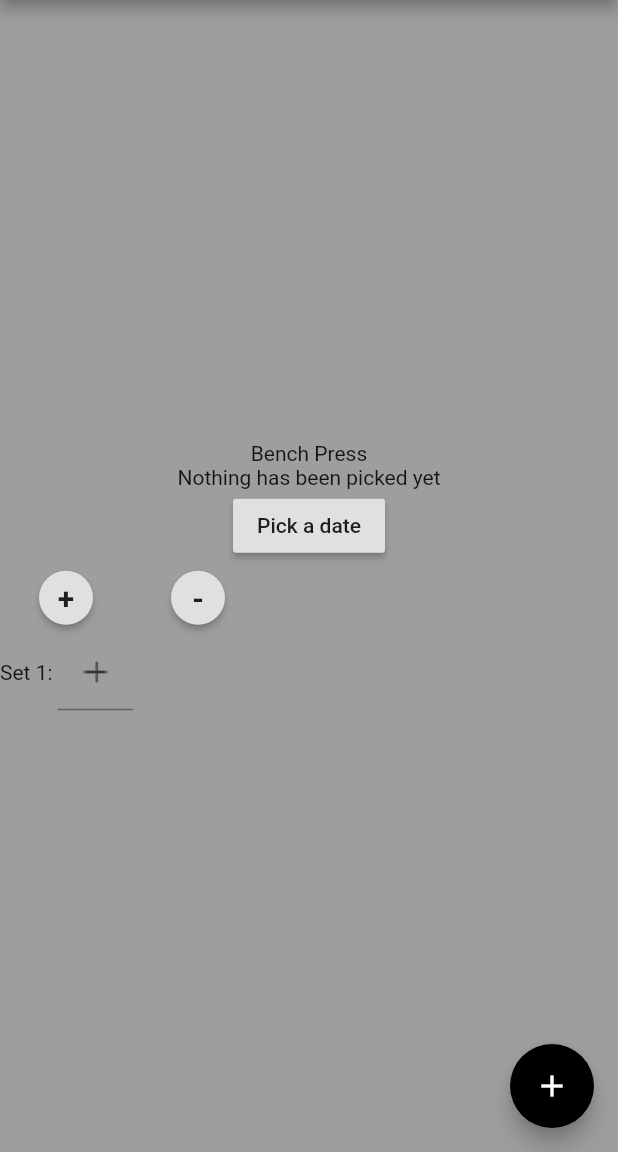
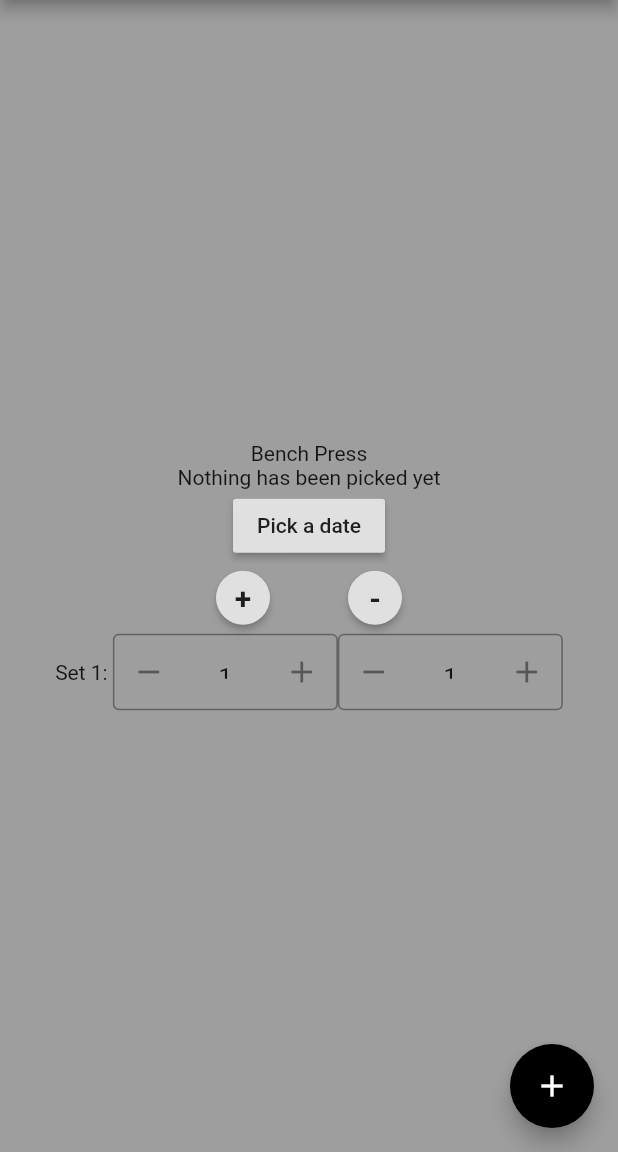
Before and after one commit to HichemChekir/ATHLETTO, a Flutter app: the screen it shows after launch, on a phone screen of 412 x 824 dp, the part 84-1236 px from its top. Run offline on Flutter 3.47's test engine with Material 2 defaults, Android fonts, the phone set to English and light mode, and no system bars; drawn by our look-alikes of flutter_spinbox; our stand-ins replace carousel_slider.

Commit message:
Added add workout page

```diff
--- a/lib/record_workout.dart
+++ b/lib/record_workout.dart
@@ -35,8 +35,8 @@ class _record_workoutState extends State<record_workout> {
         child: Icon(Icons.add),
         onPressed: () {},
       ),
-      body: Center(
-        child: Column(
+      body:
+        Column(
           mainAxisAlignment: MainAxisAlignment.center,
           children: <Widget>[
             Text('Bench Press'),
@@ -64,6 +64,7 @@ class _record_workoutState extends State<record_workout> {
               },
             ),
             Row(
+              mainAxisAlignment: MainAxisAlignment.center,
               children: [
                 RaisedButton(
                   onPressed: () {},
@@ -84,23 +85,34 @@ class _record_workoutState extends State<record_workout> {
               ],
             ),
             Row(
+              mainAxisAlignment: MainAxisAlignment.center,
               children: [
                 Text('Set 1: '),
                 SizedBox(
                   height: 51,
-                  width: 50,
+                  width: 150,
                   child: SpinBox(
                     min: 0,
                     max: 10,
-                    decoration: InputDecoration(labelText: 'Basic'),
+                    value: 1,
                     onChanged: (value) => print(value),
                   ),
-                )
+                ),
+                SizedBox(
+                  height: 51,
+                  width: 150,
+                  child: SpinBox(
+                    min: 0,
+                    max: 10,
+                    value: 1,
+                    onChanged: (value) => print(value),
+                  ),
+                ),
               ],
             ),
           ],
         ),
-      ),
+
     );
   }
 }
```
